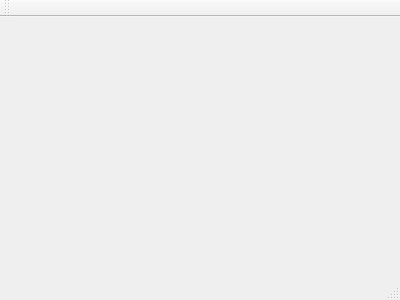
Old version of the form mainwindow.ui in the repository tschin/diplom.
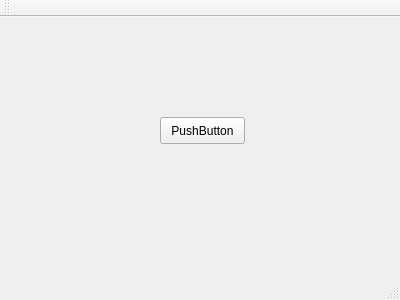
New version of the form.

```diff
--- a/mainwindow.ui
+++ b/mainwindow.ui
@@ -13,7 +13,21 @@
   <property name="windowTitle">
    <string>Main Window</string>
   </property>
-  <widget class="QWidget" name="centralWidget"/>
+  <widget class="QWidget" name="centralWidget">
+   <widget class="QPushButton" name="pushButton">
+    <property name="geometry">
+     <rect>
+      <x>160</x>
+      <y>100</y>
+      <width>85</width>
+      <height>27</height>
+     </rect>
+    </property>
+    <property name="text">
+     <string>PushButton</string>
+    </property>
+   </widget>
+  </widget>
   <widget class="QMenuBar" name="menuBar">
    <property name="geometry">
     <rect>
```
Left out of the diff: 2 changed lines with no effect on the pictures.
